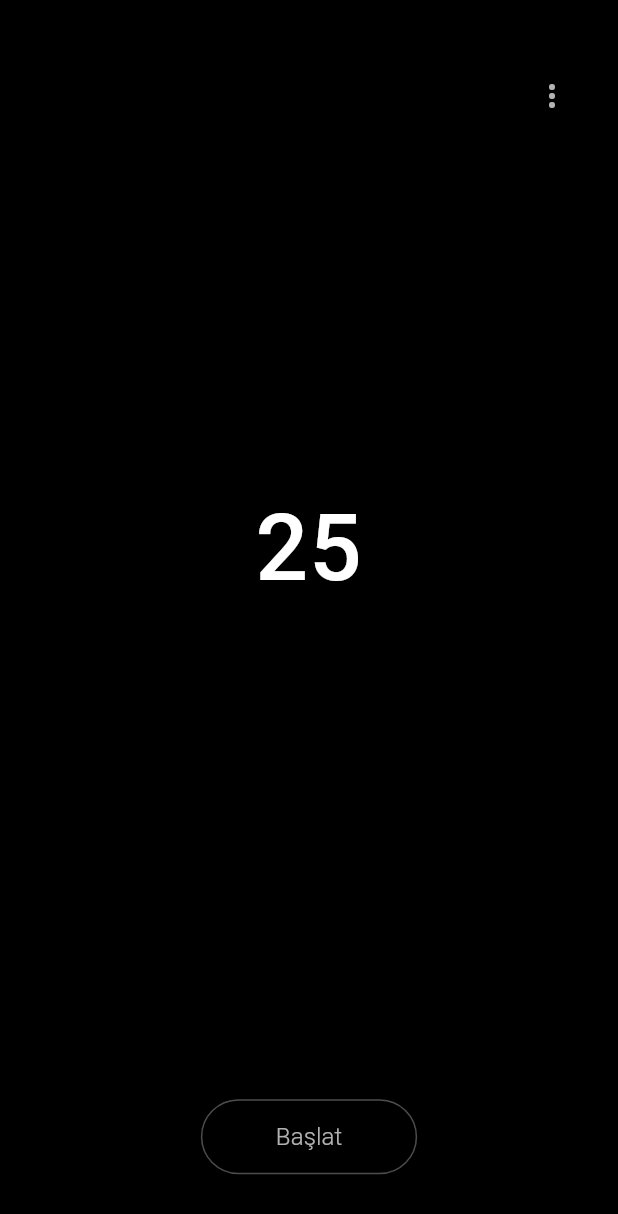
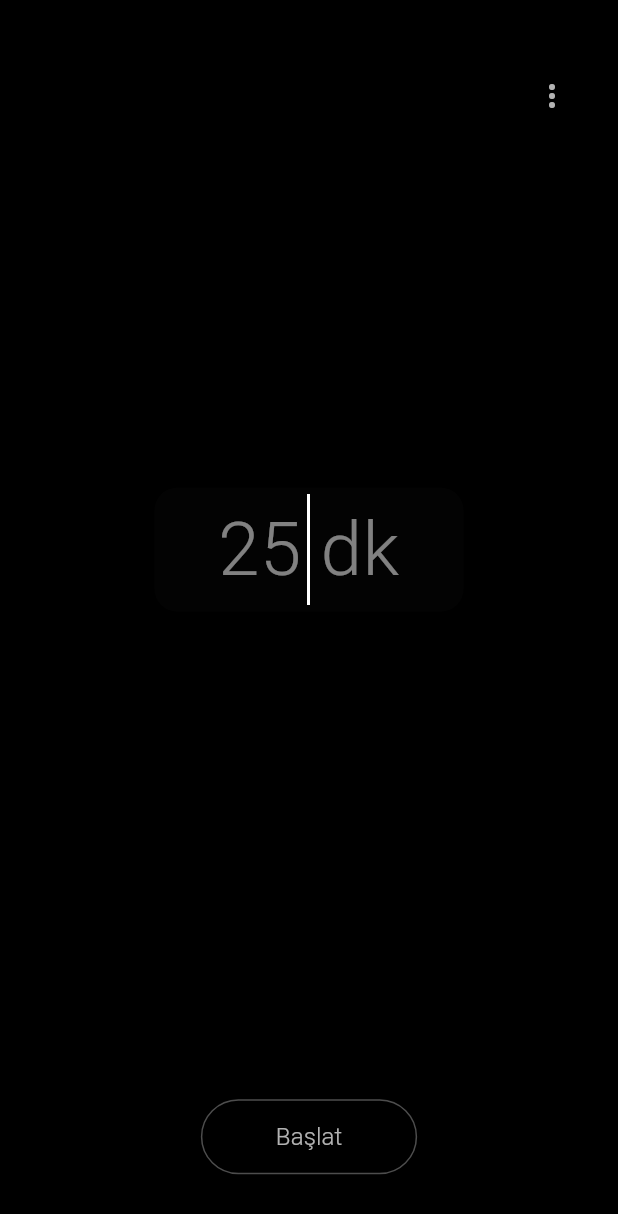
Before and after one commit to said-bay/PomodoroApp_F, a Flutter app: the screen it shows after launch, after a tap on an icon or button, on a phone screen of 412 x 824 dp. Shown: the top 1214 px of the screen. Run offline on Flutter 3.47's test engine with Material 3 defaults, Android fonts, the phone set to English and light mode, and no system bars; our stand-ins replace audioplayers, awesome_notifications, shared_preferences, vibration, wakelock_plus.

Commit message:
feat: bildirim güncellendi, sayaç düzenleme alanı sadeleştirildi, debug mesajları kaldırıldı

```diff
--- a/lib/main.dart
+++ b/lib/main.dart
@@ -6,9 +6,15 @@ import 'screens/history_screen.dart';
 import 'screens/stats_screen.dart';
 import 'screens/settings_screen.dart';
 import 'theme/app_theme.dart';
+import 'package:intl/intl.dart';
+import 'package:intl/date_symbol_data_local.dart';
 
 void main() async {
   WidgetsFlutterBinding.ensureInitialized();
+
+  // Türkçe dil desteğini başlat
+  await initializeDateFormatting('tr_TR', null);
+  Intl.defaultLocale = 'tr_TR';
 
   final timerModel = TimerModel();
   await timerModel.initNotifications();
--- a/lib/models/timer_model.dart
+++ b/lib/models/timer_model.dart
@@ -587,6 +587,10 @@ class TimerModel extends ChangeNotifier {
     _timer?.cancel();
     _timeLeft = 25 * 60; // 25 dakika
     _startTime = null;
+
+    // Bildirimi kaldır
+    await AwesomeNotifications().cancel(1);
+
     notifyListeners(); // Sayaç değiştiğinde hemen bildiriyoruz
 
     // Sistem UI'ı geri göster
--- a/lib/screens/home_screen.dart
+++ b/lib/screens/home_screen.dart
@@ -39,24 +39,32 @@ class HomeScreen extends StatelessWidget {
                             }
                           },
                           child: timer.isEditing
-                              ? SizedBox(
-                                  width: size.width * (isPortrait ? 0.8 : 0.9),
+                              ? Container(
+                                  width: size.width * (isPortrait ? 0.5 : 0.3),
+                                  height: isPortrait ? size.height * 0.1 : size.height * 0.2,
+                                  decoration: BoxDecoration(
+                                    color: theme.colorScheme.surface.withOpacity(0.1),
+                                    borderRadius: BorderRadius.circular(15),
+                                  ),
+                                  child: Center(
                                     child: TextField(
                                       keyboardType: TextInputType.number,
                                       textAlign: TextAlign.center,
+                                      autofocus: true,
                                       style: TextStyle(
-                                      color: theme.colorScheme.primary,
+                                        color: theme.colorScheme.onBackground,
                                         fontSize: isPortrait
-                                          ? size.width * 0.15
-                                          : size.height * 0.35,
+                                            ? size.width * 0.12
+                                            : size.height * 0.25,
+                                        fontWeight: FontWeight.w300,
                                       ),
                                       decoration: InputDecoration(
                                         border: InputBorder.none,
-                                      hintText: timer.inputMinutes,
-                                      errorStyle: TextStyle(
-                                        color: theme.colorScheme.error,
-                                        fontSize: 14,
+                                        hintText: '${timer.inputMinutes} dk',
+                                        hintStyle: TextStyle(
+                                          color: theme.colorScheme.onBackground.withOpacity(0.5),
                                         ),
+                                        contentPadding: EdgeInsets.zero,
                                       ),
                                       onSubmitted: (value) {
                                         if (int.tryParse(value) != null) {
@@ -67,6 +75,7 @@ class HomeScreen extends StatelessWidget {
                                           }
                                         }
                                       },
+                                    ),
                                   ),
                                 )
                               : Text(
```
Also changed, not shown: lib/screens/history_screen.dart (+51 -5 lines), 10 other files. Lines whose indentation alone changed are shown as unchanged.
